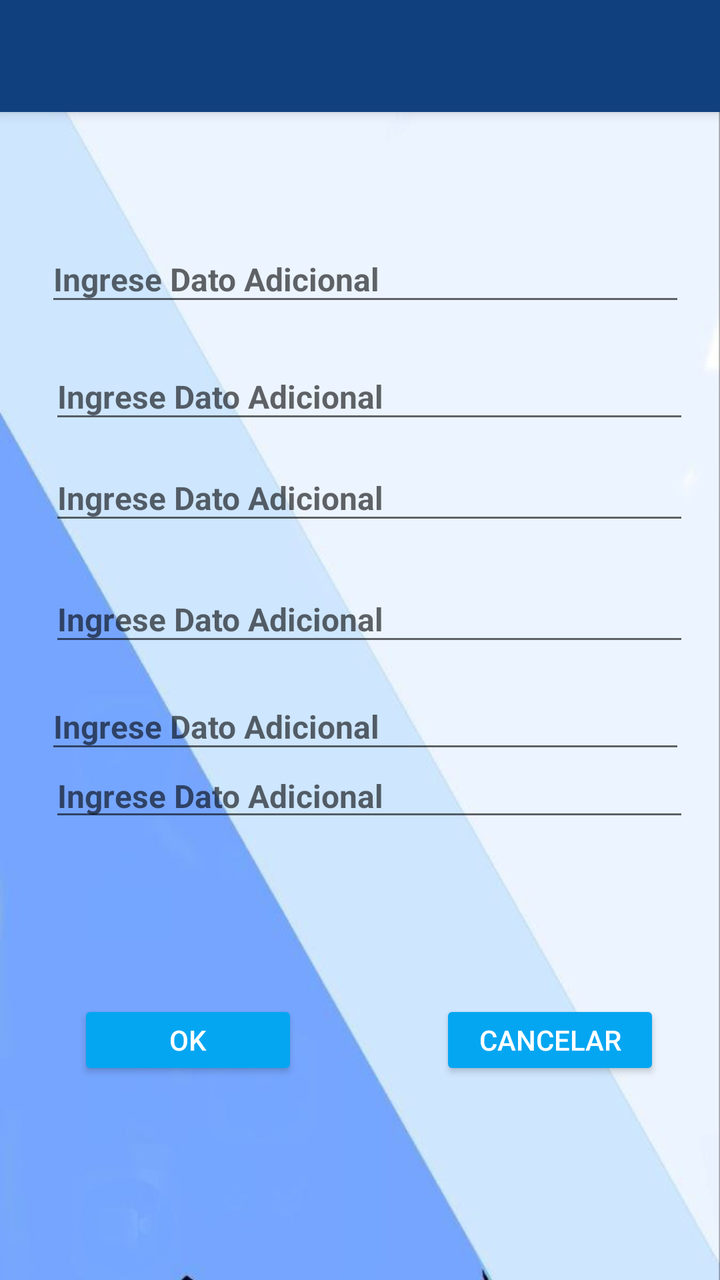
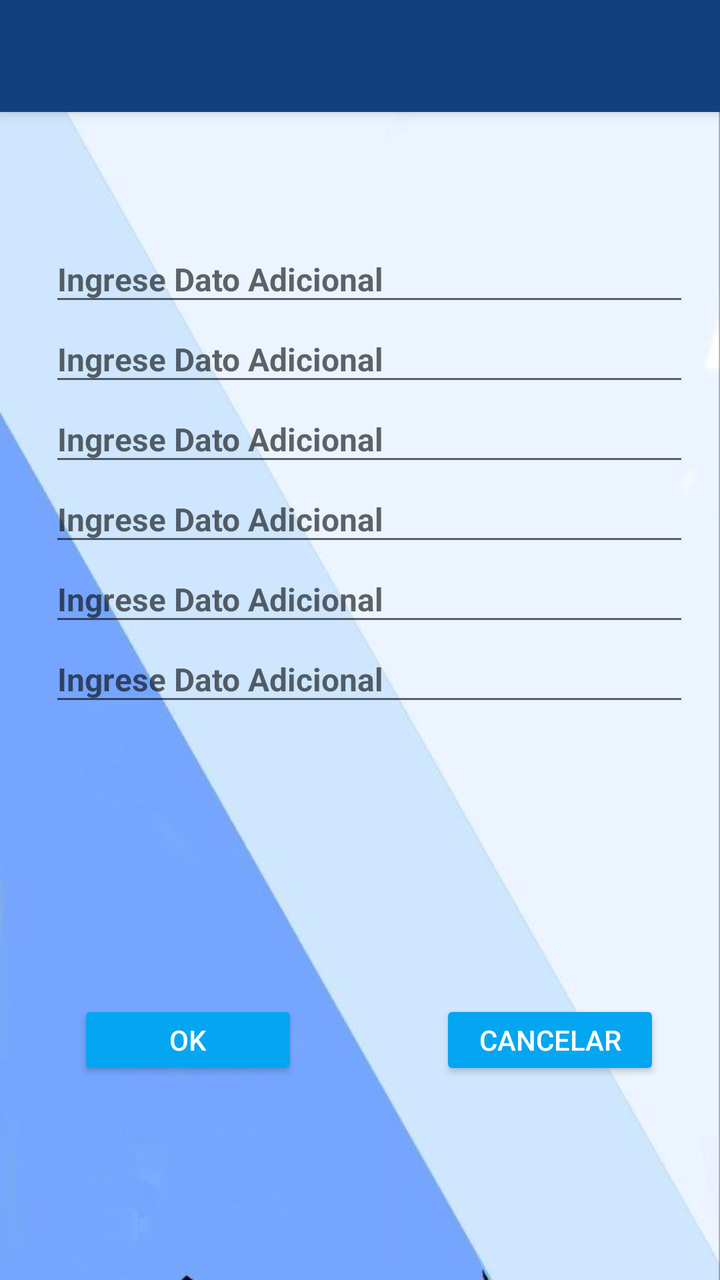

Compare the two renders of this Android layout. The source of the first and the diff that turns it into the second are given below.
<!-- AndroidManifest.xml: application theme Theme.CowData.NoActionBar -->
<!-- res/layout/activity_more.xml -->
<?xml version="1.0" encoding="utf-8"?>
<androidx.constraintlayout.widget.ConstraintLayout xmlns:android="http://schemas.android.com/apk/res/android"
    xmlns:app="http://schemas.android.com/apk/res-auto"
    xmlns:tools="http://schemas.android.com/tools"
    android:id="@+id/main"
    android:layout_width="match_parent"
    android:layout_height="match_parent"
    android:background="@drawable/back_loing"
    tools:context=".MoreActivity">

    <androidx.appcompat.widget.Toolbar
        android:id="@+id/my_toolbar"
        android:layout_width="match_parent"
        android:layout_height="?attr/actionBarSize"
        android:background="?attr/colorPrimary"
        android:elevation="4dp"
        android:theme="@style/ThemeOverlay.AppCompat.Dark"
        android:popupTheme="@style/ThemeOverlay.AppCompat.Dark"
        app:layout_constraintTop_toTopOf="parent"
        tools:ignore="MissingConstraints"
        tools:layout_editor_absoluteX="0dp" />

    <com.google.android.material.textfield.TextInputEditText
        android:id="@+id/txEdit3"
        android:layout_width="320dp"
        android:layout_height="@dimen/textViewAddH"
        android:hint="@string/more"
        android:maxLength="35"
        android:maxLines="1"
        android:singleLine="true"
        android:textSize="@dimen/textViewLong"
        android:textStyle="bold"
        app:layout_constraintBottom_toBottomOf="parent"
        app:layout_constraintEnd_toStartOf="@+id/guideline14"
        app:layout_constraintStart_toStartOf="@+id/guideline13"
        app:layout_constraintTop_toBottomOf="@+id/txEdit2"
        app:layout_constraintVertical_bias="0.028" />

    <com.google.android.material.textfield.TextInputEditText
        android:id="@+id/txEdit6"
        android:layout_width="320dp"
        android:layout_height="36dp"
        android:layout_marginBottom="232dp"
        android:hint="@string/more"
        android:maxLength="35"
        android:maxLines="1"
        android:singleLine="true"
        android:textSize="@dimen/textViewLong"
        android:textStyle="bold"
        app:layout_constraintBottom_toBottomOf="parent"
        app:layout_constraintEnd_toStartOf="@+id/guideline14"
        app:layout_constraintStart_toStartOf="@+id/guideline13"
        app:layout_constraintTop_toBottomOf="@+id/txEdit5"
        app:layout_constraintVertical_bias="0.213" />

    <com.google.android.material.textfield.TextInputEditText
        android:id="@+id/txEdit5"
        android:layout_width="320dp"
        android:layout_height="@dimen/textViewAddH"
        android:layout_marginEnd="4dp"
        android:hint="@string/more"
        android:maxLength="35"
        android:maxLines="1"
        android:singleLine="true"
        android:textSize="@dimen/textViewLong"
        android:textStyle="bold"
        app:layout_constraintBottom_toBottomOf="parent"
        app:layout_constraintEnd_toStartOf="@+id/guideline14"
        app:layout_constraintStart_toStartOf="@+id/guideline13"
        app:layout_constraintTop_toBottomOf="@+id/txEdit4"
        app:layout_constraintVertical_bias="0.05" />

    <com.google.android.material.textfield.TextInputEditText
        android:id="@+id/txEdit4"
        android:layout_width="320dp"
        android:layout_height="@dimen/textViewAddH"
        android:hint="@string/more"
        android:maxLength="35"
        android:maxLines="1"
        android:singleLine="true"
        android:textSize="@dimen/textViewLong"
        android:textStyle="bold"
        app:layout_constraintBottom_toBottomOf="parent"
        app:layout_constraintEnd_toStartOf="@+id/guideline14"
        app:layout_constraintStart_toStartOf="@+id/guideline13"
        app:layout_constraintTop_toBottomOf="@+id/txEdit3"
        app:layout_constraintVertical_bias="0.062" />


    <com.google.android.material.textfield.TextInputEditText
        android:id="@+id/txEdit2"
        android:layout_width="320dp"
        android:layout_height="@dimen/textViewAddH"
        android:hint="@string/more"
        android:maxLength="35"
        android:maxLines="1"
        android:singleLine="true"
        android:textSize="@dimen/textViewLong"
        android:textStyle="bold"
        app:layout_constraintBottom_toBottomOf="parent"
        app:layout_constraintEnd_toStartOf="@+id/guideline14"
        app:layout_constraintStart_toStartOf="@+id/guideline13"
        app:layout_constraintTop_toBottomOf="@+id/txEdit1"
        app:layout_constraintVertical_bias="0.042" />

    <com.google.android.material.textfield.TextInputEditText
        android:id="@+id/txEdit1"
        android:layout_width="320dp"
        android:layout_height="@dimen/textViewAddH"
        android:layout_marginEnd="4dp"
        android:hint="@string/more"
        android:maxLength="35"
        android:maxLines="1"
        android:singleLine="true"
        android:textSize="@dimen/textViewLong"
        android:textStyle="bold"
        app:layout_constraintBottom_toBottomOf="parent"
        app:layout_constraintEnd_toStartOf="@+id/guideline14"
        app:layout_constraintStart_toStartOf="@+id/guideline13"
        app:layout_constraintTop_toBottomOf="@+id/my_toolbar"
        app:layout_constraintVertical_bias="0.114" />

    <androidx.constraintlayout.widget.Guideline
        android:id="@+id/guideline13"
        android:layout_width="wrap_content"
        android:layout_height="wrap_content"
        android:orientation="vertical"
        app:layout_constraintGuide_begin="39dp" />

    <androidx.constraintlayout.widget.Guideline
        android:id="@+id/guideline14"
        android:layout_width="wrap_content"
        android:layout_height="wrap_content"
        android:orientation="vertical"
        app:layout_constraintGuide_end="30dp" />

    <Button
        android:id="@+id/buttOK"
        android:layout_width="110dp"
        android:layout_height="40dp"
        android:layout_marginEnd="232dp"
        android:layout_marginBottom="100dp"
        android:text="OK"
        android:textColor="@color/inner_button"
        android:backgroundTint="@color/button"
        app:layout_constraintBottom_toBottomOf="parent"
        app:layout_constraintEnd_toStartOf="@+id/guideline14"
        app:layout_constraintHorizontal_bias="0.0"
        app:layout_constraintStart_toStartOf="@+id/guideline13"
        app:layout_constraintTop_toBottomOf="@+id/txEdit6"
        app:layout_constraintVertical_bias="1.0" />

    <Button
        android:id="@+id/buttCANC"
        android:layout_width="110dp"
        android:layout_height="40dp"
        android:layout_marginStart="140dp"
        android:layout_marginBottom="100dp"
        android:text="Cancelar"
        android:textColor="@color/inner_button"
        android:backgroundTint="@color/button"
        app:layout_constraintBottom_toBottomOf="parent"
        app:layout_constraintEnd_toStartOf="@+id/guideline14"
        app:layout_constraintHorizontal_bias="1.0"
        app:layout_constraintStart_toStartOf="@+id/guideline13"
        app:layout_constraintTop_toBottomOf="@+id/txEdit6"
        app:layout_constraintVertical_bias="1.0" />

    <androidx.coordinatorlayout.widget.CoordinatorLayout
        android:id="@+id/layout6"
        android:layout_width="374dp"
        android:layout_height="41dp"
        tools:layout_editor_absoluteX="14dp"
        tools:layout_editor_absoluteY="685dp">

    

        <LinearLayout
            android:id="@+id/linearLayout3"
            android:layout_width="352dp"
            android:layout_height="75dp"
            android:orientation="vertical">

            
        </LinearLayout>
    </androidx.coordinatorlayout.widget.CoordinatorLayout>


</androidx.constraintlayout.widget.ConstraintLayout>
<!-- resources referenced by this layout -->
<resources>
  <color name="button">#05a6f1</color>
  <color name="inner_button">#FFFFFF</color>
  <dimen name="textViewAddH">40dp</dimen>
  <dimen name="textViewLong">16sp</dimen>
  <!-- drawable back_loing: png bitmap (drawable, 77659 bytes) -->
  <string name="more">Ingrese Dato Adicional</string>
  <style name="Theme.CowData.NoActionBar">
          <item name="windowActionBar">false</item>
          <item name="windowNoTitle">true</item>
      </style>
</resources>

<!-- the commit's change to res/layout/activity_more.xml (unified diff, before → after) -->
@@ -32,14 +32,16 @@
         android:textStyle="bold"
         app:layout_constraintBottom_toBottomOf="parent"
         app:layout_constraintEnd_toStartOf="@+id/guideline14"
+        app:layout_constraintHorizontal_bias="0.5"
         app:layout_constraintStart_toStartOf="@+id/guideline13"
         app:layout_constraintTop_toBottomOf="@+id/txEdit2"
-        app:layout_constraintVertical_bias="0.028" />
+        app:layout_constraintVertical_bias="0.0" />
+
 
     <com.google.android.material.textfield.TextInputEditText
         android:id="@+id/txEdit6"
         android:layout_width="320dp"
-        android:layout_height="36dp"
+        android:layout_height="@dimen/textViewAddH"
         android:layout_marginBottom="232dp"
         android:hint="@string/more"
         android:maxLength="35"
@@ -49,15 +51,15 @@
         android:textStyle="bold"
         app:layout_constraintBottom_toBottomOf="parent"
         app:layout_constraintEnd_toStartOf="@+id/guideline14"
+        app:layout_constraintHorizontal_bias="0.5"
         app:layout_constraintStart_toStartOf="@+id/guideline13"
         app:layout_constraintTop_toBottomOf="@+id/txEdit5"
-        app:layout_constraintVertical_bias="0.213" />
+        app:layout_constraintVertical_bias="0.0" />
 
     <com.google.android.material.textfield.TextInputEditText
         android:id="@+id/txEdit5"
         android:layout_width="320dp"
         android:layout_height="@dimen/textViewAddH"
-        android:layout_marginEnd="4dp"
         android:hint="@string/more"
         android:maxLength="35"
         android:maxLines="1"
@@ -68,7 +70,8 @@
         app:layout_constraintEnd_toStartOf="@+id/guideline14"
         app:layout_constraintStart_toStartOf="@+id/guideline13"
         app:layout_constraintTop_toBottomOf="@+id/txEdit4"
-        app:layout_constraintVertical_bias="0.05" />
+        app:layout_constraintHorizontal_bias="0.5"
+        app:layout_constraintVertical_bias="0.0" />
 
     <com.google.android.material.textfield.TextInputEditText
         android:id="@+id/txEdit4"
@@ -82,10 +85,10 @@
         android:textStyle="bold"
         app:layout_constraintBottom_toBottomOf="parent"
         app:layout_constraintEnd_toStartOf="@+id/guideline14"
+        app:layout_constraintHorizontal_bias="0.5"
         app:layout_constraintStart_toStartOf="@+id/guideline13"
         app:layout_constraintTop_toBottomOf="@+id/txEdit3"
-        app:layout_constraintVertical_bias="0.062" />
-
+        app:layout_constraintVertical_bias="0.0" />
 
     <com.google.android.material.textfield.TextInputEditText
         android:id="@+id/txEdit2"
@@ -101,13 +104,15 @@
         app:layout_constraintEnd_toStartOf="@+id/guideline14"
         app:layout_constraintStart_toStartOf="@+id/guideline13"
         app:layout_constraintTop_toBottomOf="@+id/txEdit1"
-        app:layout_constraintVertical_bias="0.042" />
+        app:layout_constraintVertical_bias="0.0"
+        app:layout_constraintHorizontal_bias="0.5"
+
+        />
 
     <com.google.android.material.textfield.TextInputEditText
         android:id="@+id/txEdit1"
         android:layout_width="320dp"
         android:layout_height="@dimen/textViewAddH"
-        android:layout_marginEnd="4dp"
         android:hint="@string/more"
         android:maxLength="35"
         android:maxLines="1"
@@ -118,7 +123,9 @@
         app:layout_constraintEnd_toStartOf="@+id/guideline14"
         app:layout_constraintStart_toStartOf="@+id/guideline13"
         app:layout_constraintTop_toBottomOf="@+id/my_toolbar"
-        app:layout_constraintVertical_bias="0.114" />
+        app:layout_constraintVertical_bias="0.114"
+        app:layout_constraintHorizontal_bias="0.5"
+        />
 
     <androidx.constraintlayout.widget.Guideline
         android:id="@+id/guideline13"
